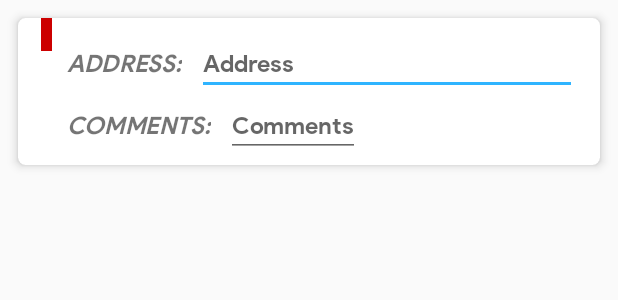
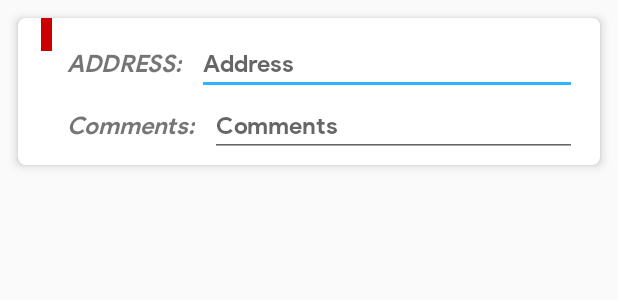
Before and after one commit to TuongNguyenX/APP_ORDER_FOOD, an Android app: the layout order_address_comment.xml on its own in the app's theme, with its tools: preview values and no code run, on a phone screen of 412 x 824 dp. Shown: the top 300 px of the screen. Run offline under Robolectric (Android 15) with nearby library versions, the phone set to English and light mode, and no system bars; Roboto replaces fonts that are not available here.

Commit message:
food-app

```diff
--- a/app/src/main/res/layout/order_address_comment.xml
+++ b/app/src/main/res/layout/order_address_comment.xml
@@ -78,24 +78,23 @@
                     android:layout_marginLeft="10dp"
                     android:layout_marginBottom="5dp"
                     android:fontFamily="@font/font_a"
-                    android:gravity="center_vertical|start"
+
                     android:text="Comments:"
                     android:textStyle="italic"
-                    android:textAllCaps="true"
+
                     android:textSize="16sp"
                    />
 
                 <EditText
                     android:id="@+id/edtComment"
-                    android:layout_width="wrap_content"
+                    android:layout_width="match_parent"
                     android:layout_height="wrap_content"
                     android:layout_marginLeft="10dp"
                     android:layout_marginBottom="5dp"
                     android:fontFamily="@font/font_a"
                     android:textColor="#37428b"
-                    android:gravity="center_vertical|start"
                     android:hint="Comments"
-                    android:textAllCaps="true"
+
                     android:textSize="16sp" />
             </LinearLayout>
 
```
Also changed, not shown: app/build.gradle (+1 -8 lines).
